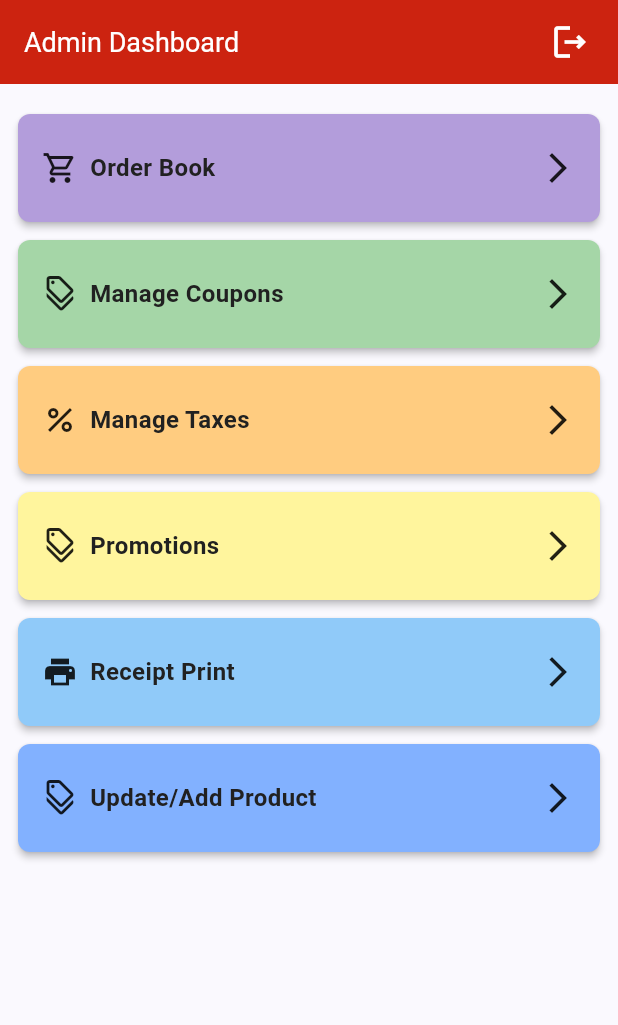
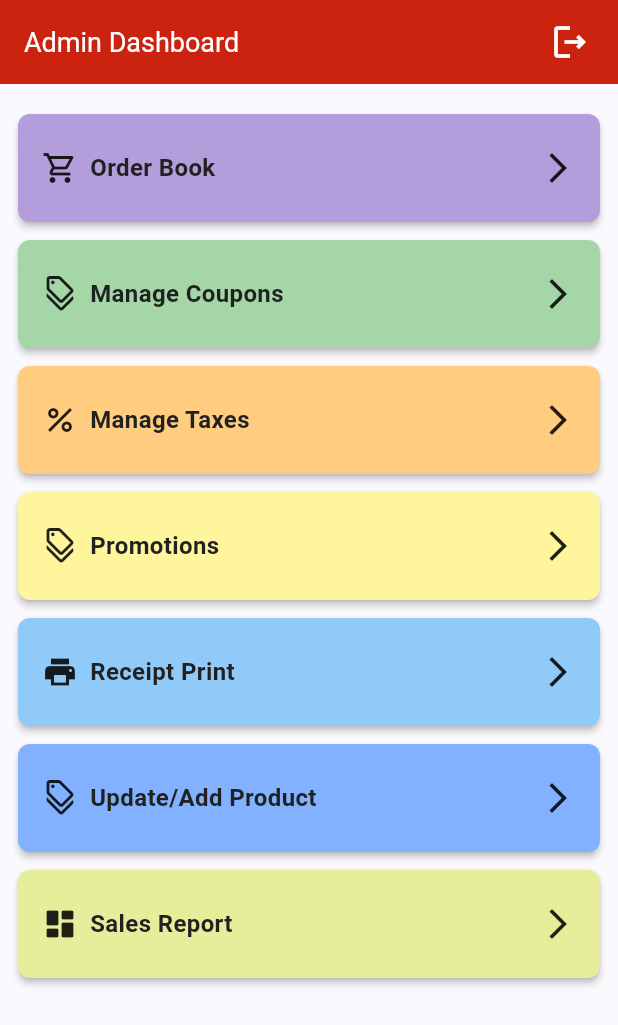
Before and after one commit to guptabinit/TeriyakiBowlAdminApp, a Flutter app: the HomeScreen screen opened directly, on a phone screen of 412 x 824 dp. Shown: the top 1025 px of the screen. Run offline on Flutter 3.47's test engine with Material 3 defaults, Android fonts, the light colour scheme and no system bars; our stand-ins replace cached_network_image, cloud_firestore, firebase_core, firebase_messaging, firebase_storage, flutter_local_notifications and 6 more; missing offline and left inert: flutter_background_service, flutter_background_service_android; accounts and stored records are empty.

Commit message:
Sales report added

```diff
--- /dev/null
+++ b/lib/models/order.dart
@@ -0,0 +1,21 @@
+import 'package:cloud_firestore/cloud_firestore.dart';
+import 'package:freezed_annotation/freezed_annotation.dart';
+import 'package:teriyaki_bowl_admin_app/models/timestamp_converter.dart';
+
+part 'order.freezed.dart';
+part 'order.g.dart';
+
+@freezed
+class Order with _$Order {
+  @TimestampConverter()
+  const factory Order({
+    @JsonKey(name: 'oid') String? id,
+    @JsonKey(name: 'accepted_time') DateTime? acceptedTime,
+    @JsonKey(name: 'order_total') double? orderTotal,
+    @JsonKey(name: 'payment_completed') bool? paymentCompleted,
+    @JsonKey(name: 'order_status') int? orderStatus,
+    @JsonKey(name: 'order_accepted') int? orderAccepted,
+  }) = _Order;
+
+  factory Order.fromJson(Map<String, dynamic> json) => _$OrderFromJson(json);
+}
--- /dev/null
+++ b/lib/models/timestamp_converter.dart
@@ -0,0 +1,13 @@
+import 'package:cloud_firestore/cloud_firestore.dart' show Timestamp;
+import 'package:json_annotation/json_annotation.dart' show JsonConverter;
+
+class TimestampConverter implements JsonConverter<DateTime?, Timestamp?> {
+  const TimestampConverter();
+
+  @override
+  DateTime? fromJson(Timestamp? timestamp) => timestamp?.toDate();
+
+  @override
+  Timestamp? toJson(DateTime? date) =>
+      date == null ? null : Timestamp.fromDate(date);
+}
--- a/lib/views/home/home_screen.dart
+++ b/lib/views/home/home_screen.dart
@@ -13,6 +13,7 @@ import 'package:teriyaki_bowl_admin_app/views/screens/categories_page.dart';
 import 'package:teriyaki_bowl_admin_app/views/screens/coupon_screen.dart';
 import 'package:teriyaki_bowl_admin_app/views/screens/promotion_screen.dart';
 import 'package:teriyaki_bowl_admin_app/views/screens/receipt_print_screen.dart';
+import 'package:teriyaki_bowl_admin_app/views/screens/sales_report_screen.dart';
 import 'package:velocity_x/velocity_x.dart';
 
 import '../../common/widgets/text_field.dart';
@@ -471,6 +472,40 @@ class _HomeScreenState extends State<HomeScreen> {
                     ),
                   ),
                 ),
+                12.heightBox,
+                Material(
+                  elevation: 2,
+                  borderRadius: BorderRadius.circular(8),
+                  color: Colors.lime[200],
+                  child: InkWell(
+                    borderRadius: BorderRadius.circular(8),
+                    onTap: () {
+                      Get.to(() => const SalesReportScreen());
+                    },
+                    child: Container(
+                      padding: const EdgeInsets.symmetric(
+                          vertical: 24, horizontal: 16),
+                      child: Row(
+                        children: [
+                          const Icon(Icons.dashboard_rounded),
+                          8.widthBox,
+                          const Expanded(
+                            child: Text(
+                              'Sales Report',
+                              style: TextStyle(
+                                fontSize: 16,
+                                color: darkColor,
+                                fontWeight: FontWeight.w600,
+                              ),
+                            ),
+                          ),
+                          8.widthBox,
+                          const Icon(Icons.arrow_forward_ios)
+                        ],
+                      ),
+                    ),
+                  ),
+                ),
               ],
             ),
           ),
--- a/pubspec.yaml
+++ b/pubspec.yaml
@@ -43,6 +43,7 @@ dependencies:
   cached_network_image: ^3.2.3
   url_launcher: ^6.1.11
   intl: ^0.18.1
+  syncfusion_flutter_datepicker: ^24.2.3
 
 
   # The following adds the Cupertino Icons font to your application.
```
Also changed, not shown: lib/models/refund.dart (added, +71 -0 lines), lib/models/sales_report.dart (added, +21 -0 lines), lib/views/screens/sales_report_screen.dart (added, +175 -0 lines), lib/models/order.freezed.dart (added), lib/models/order.g.dart (added), lib/models/refund.freezed.dart (added), lib/models/refund.g.dart (added), lib/models/sales_report.freezed.dart (added), lib/models/sales_report.g.dart (added), pubspec.lock.
